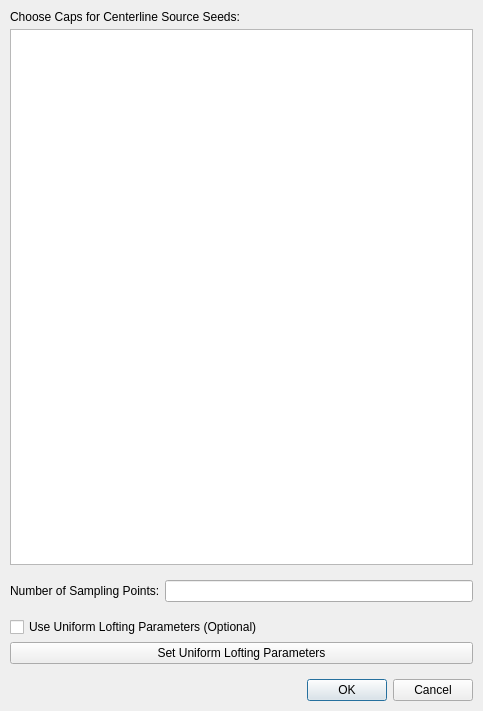
Before: the Qt Designer form Code/Source/Plugins/org.sv.gui.qt.modeling/src/internal/svCapSelectionWidget.ui in SimVascular/SimVascular, drawn with Qt 5.
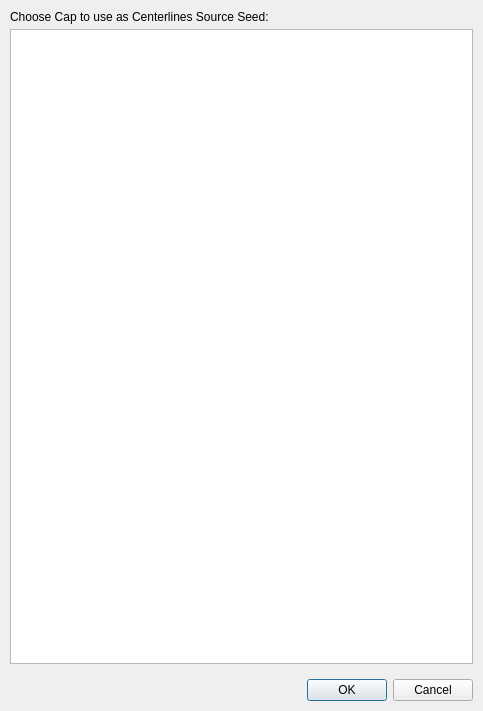
After: the same form once the commit is applied.

Commit message: DEV: Trying to extract centerlines using same svModelExtractPathsAction

Patch:
```diff
--- a/Code/Source/Plugins/org.sv.gui.qt.modeling/src/internal/svCapSelectionWidget.ui
+++ b/Code/Source/Plugins/org.sv.gui.qt.modeling/src/internal/svCapSelectionWidget.ui
@@ -53,7 +53,7 @@
       <item>
        <widget class="QLabel" name="label">
         <property name="text">
-         <string>Choose Caps for Centerline Source Seeds:</string>
+         <string>Choose Cap to use as Centerlines Source Seed:</string>
         </property>
        </widget>
       </item>
@@ -76,82 +76,6 @@
      </layout>
     </widget>
    </item>
-   <item>
-    <widget class="QWidget" name="widget" native="true">
-     <layout class="QHBoxLayout" name="horizontalLayout">
-      <property name="spacing">
-       <number>5</number>
-      </property>
-      <property name="leftMargin">
-       <number>5</number>
-      </property>
-      <property name="topMargin">
-       <number>5</number>
-      </property>
-      <property name="rightMargin">
-       <number>5</number>
-      </property>
-      <property name="bottomMargin">
-       <number>5</number>
-      </property>
-      <item>
-       <widget class="QLabel" name="labelNumSampling">
-        <property name="text">
-         <string>Number of Sampling Points:</string>
-        </property>
-       </widget>
-      </item>
-      <item>
-       <widget class="QLineEdit" name="lineEditNumSampling">
-        <property name="text">
-         <string/>
-        </property>
-        <property name="placeholderText">
-         <string/>
-        </property>
-       </widget>
-      </item>
-     </layout>
-    </widget>
-   </item>
-   <item>
-    <widget class="QWidget" name="widget_4" native="true">
-     <layout class="QVBoxLayout" name="verticalLayout_3">
-      <property name="spacing">
-       <number>5</number>
-      </property>
-      <property name="leftMargin">
-       <number>5</number>
-      </property>
-      <property name="topMargin">
-       <number>5</number>
-      </property>
-      <property name="rightMargin">
-       <number>5</number>
-      </property>
-      <property name="bottomMargin">
-       <number>5</number>
-      </property>
-      <item>
-       <widget class="QCheckBox" name="checkboxUseUniform">
-        <property name="text">
-         <string>Use Uniform Lofting Parameters (Optional)</string>
-        </property>
-        <property name="checked">
-         <bool>false</bool>
-        </property>
-       </widget>
-      </item>
-      <item>
-       <widget class="QPushButton" name="btnUniformParameters">
-        <property name="text">
-         <string>Set Uniform Lofting Parameters</string>
-        </property>
-       </widget>
-      </item>
-     </layout>
-    </widget>
-   </item>
    <item>
     <widget class="QWidget" name="widget_2" native="true">
      <layout class="QGridLayout" name="gridLayout">
```
Left out of the diff: 6 changed lines with no effect on the pictures. The commit also changes 6 other files.
